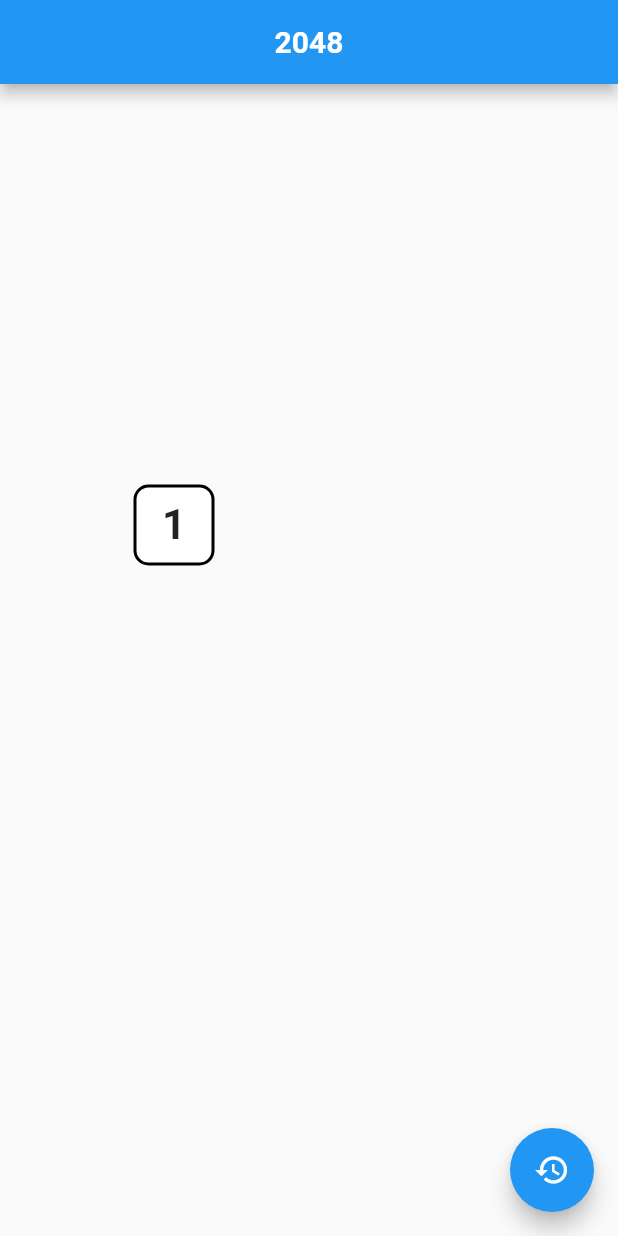
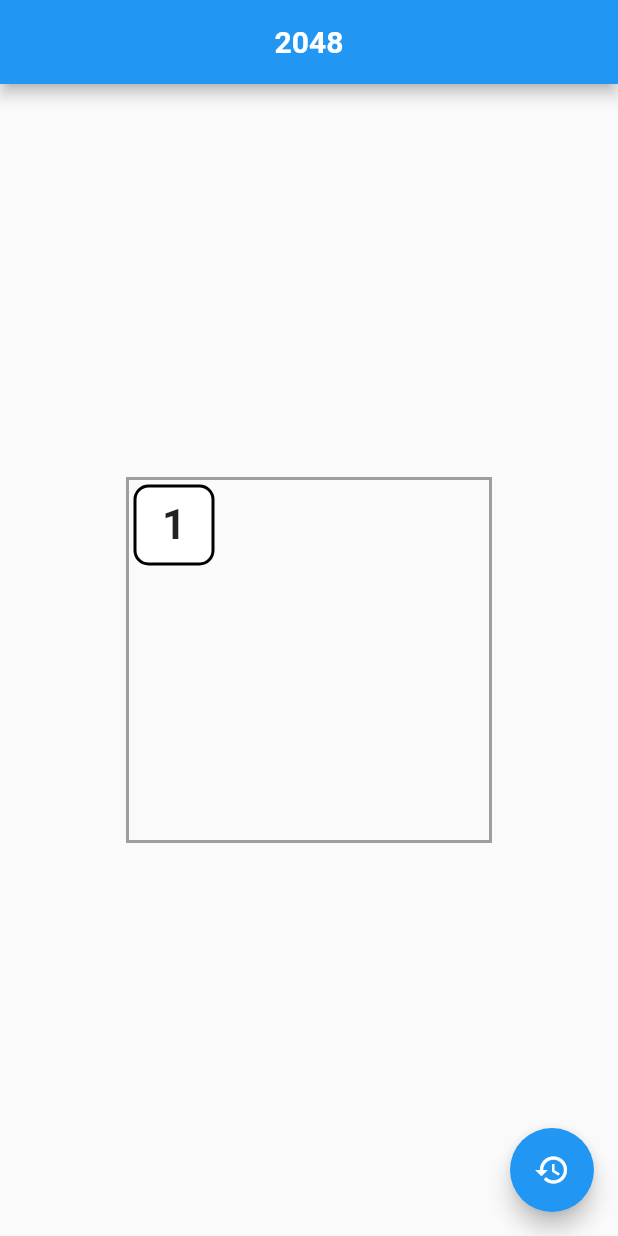
Before and after one commit to dragonfax/flutter_2048, a Flutter app: the screen it shows after launch, on a phone screen of 412 x 824 dp. Run offline on Flutter 3.47's test engine with Material 2 defaults, Android fonts, the phone set to English and light mode, and no system bars.

Commit message:
border around game field.

```diff
--- a/lib/board_widget.dart
+++ b/lib/board_widget.dart
@@ -1,7 +1,6 @@
 import 'package:flutter/material.dart';
 import 'cell_widget.dart';
 import 'board.dart';
-
 
 class BoardWidget extends StatelessWidget {
   final Board board;
@@ -9,20 +8,27 @@ class BoardWidget extends StatelessWidget {
   BoardWidget(this.board);
 
   Widget build(BuildContext context) {
-
     var children = <Widget>[];
     for (int x = 0; x < Board.WIDTH; x++) {
       for (int y = 0; y < Board.WIDTH; y++) {
         var cell = board.findCell(x, y);
-        if ( cell != null ) {
+        if (cell != null) {
           children.addAll(createCellWidgets(cell));
         }
       }
     }
 
     return new Container(
-        width: CellWidth * 4,
-        height: CellWidth * 4,
+        decoration: const BoxDecoration(
+          border: Border(
+            top: BorderSide(width: 2.0, color: Colors.grey),
+            left: BorderSide(width: 2.0, color: Colors.grey),
+            right: BorderSide(width: 2.0, color: Colors.grey),
+            bottom: BorderSide(width: 2.0, color: Colors.grey),
+          ),
+        ),
+        width: CellWidth * 4 + 4,
+        height: CellWidth * 4 + 4,
         child: new Stack(children: children));
   }
 }
```
